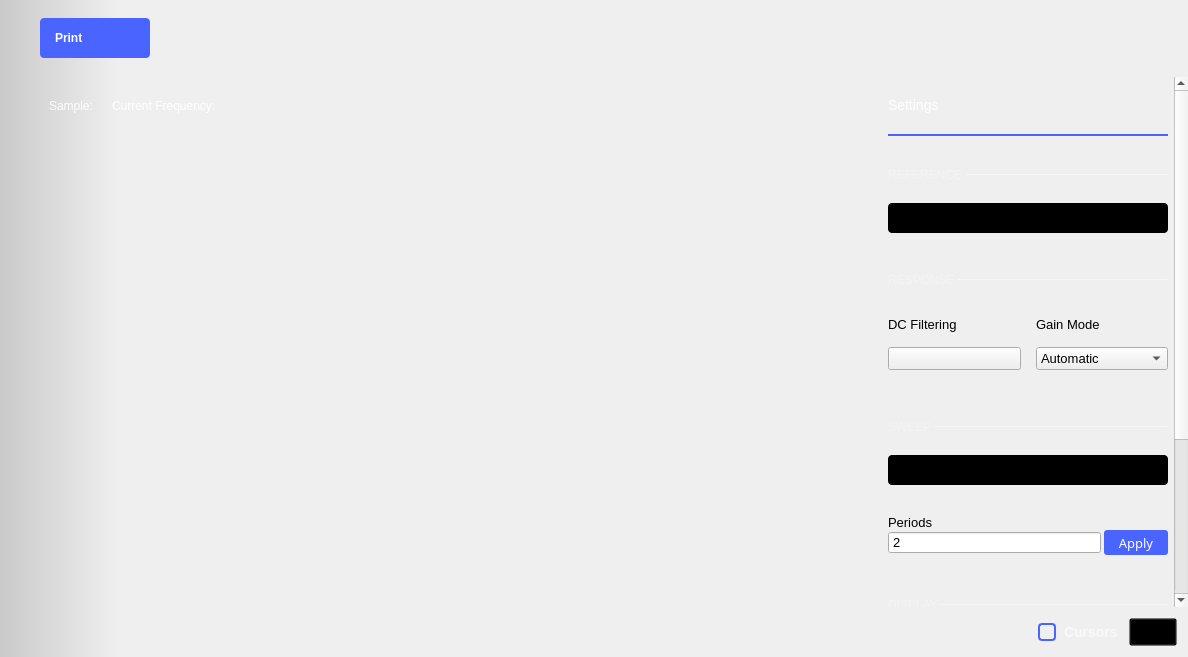
The window that ui/network_analyzer.ui (analogdevicesinc/scopy) describes before a commit, drawn with Qt 5.
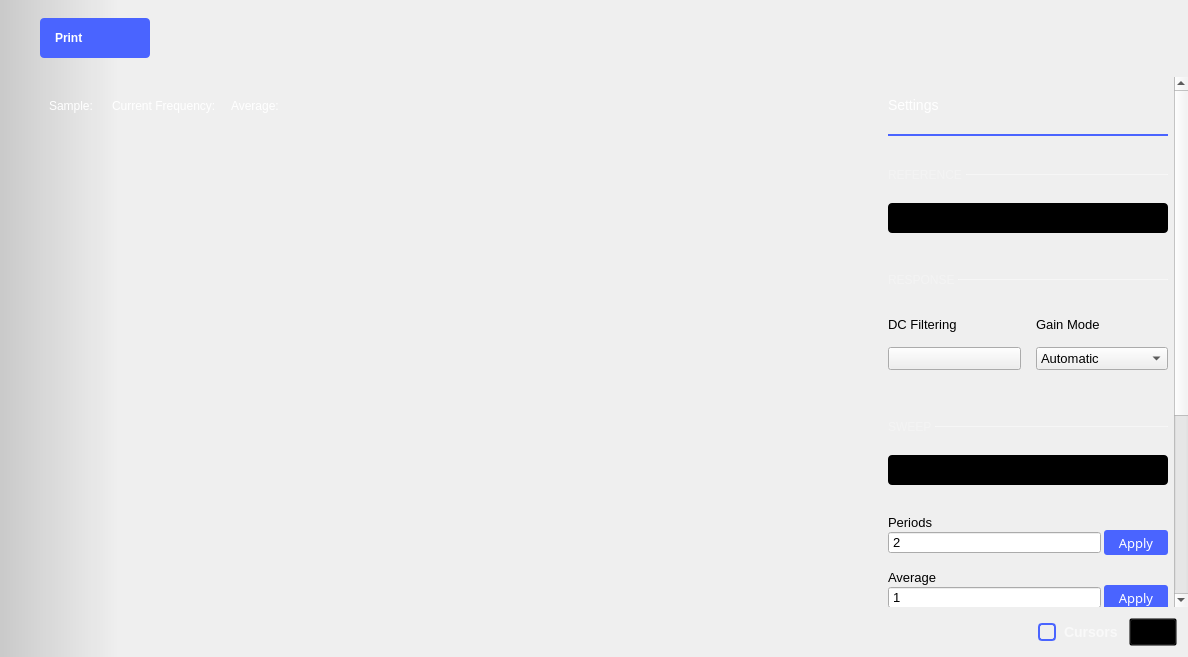
The same window after the commit. The open tabs and pages were chosen to show the change. Icons and pictures are not drawn. Custom widgets are drawn as their Qt base class.

Commit message: NetworkAnalyzer: Add a spinbox to control the averaging number for captures.

Patch:
```diff
--- a/ui/network_analyzer.ui
+++ b/ui/network_analyzer.ui
@@ -470,6 +470,22 @@
                         </property>
                        </spacer>
                       </item>
+                      <item row="0" column="3">
+                       <widget class="QLabel" name="currentAverageLabel">
+                        <property name="sizePolicy">
+                         <sizepolicy hsizetype="Fixed" vsizetype="Fixed">
+                          <horstretch>0</horstretch>
+                          <verstretch>0</verstretch>
+                         </sizepolicy>
+                        </property>
+                        <property name="styleSheet">
+                         <string notr="true">color:white;</string>
+                        </property>
+                        <property name="text">
+                         <string>Average: </string>
+                        </property>
+                       </widget>
+                      </item>
                      </layout>
                     </item>
                    </layout>
@@ -1496,6 +1512,103 @@
                          </layout>
                         </widget>
                        </item>
+                       <item row="4" column="0" colspan="2">
+                        <layout class="QGridLayout" name="sweepAverageLayout">
+                         <property name="topMargin">
+                          <number>0</number>
+                         </property>
+                         <property name="bottomMargin">
+                          <number>0</number>
+                         </property>
+                         <property name="horizontalSpacing">
+                          <number>3</number>
+                         </property>
+                         <property name="verticalSpacing">
+                          <number>0</number>
+                         </property>
+                         <item row="1" column="0">
+                          <widget class="QSpinBox" name="spinBox_averaging">
+                           <property name="styleSheet">
+                            <string notr="true">font-size: 14px;
+height:24px;
+color: white;
+border: 0px;
+border-bottom: 1px solid rgba(255,255,255,100);
+
+
+QSpinBox[invalid=true] {
+border-color: red;
+}
+QSpinBox[valid=true] {
+border-color: green;
+}</string>
+                           </property>
+                           <property name="buttonSymbols">
+                            <enum>QAbstractSpinBox::NoButtons</enum>
+                           </property>
+                           <property name="minimum">
+                            <number>1</number>
+                           </property>
+                           <property name="maximum">
+                            <number>1000000</number>
+                           </property>
+                          </widget>
+                         </item>
+                         <item row="0" column="0">
+                          <widget class="QLabel" name="lblAveraging">
+                           <property name="text">
+                            <string>Average</string>
+                           </property>
+                          </widget>
+                         </item>
+                         <item row="1" column="1">
+                          <widget class="QPushButton" name="btnApplyAverage">
+                           <property name="sizePolicy">
+                            <sizepolicy hsizetype="Fixed" vsizetype="Fixed">
+                             <horstretch>0</horstretch>
+                             <verstretch>0</verstretch>
+                            </sizepolicy>
+                           </property>
+                           <property name="minimumSize">
+                            <size>
+                             <width>64</width>
+                             <height>25</height>
+                            </size>
+                           </property>
+                           <property name="styleSheet">
+                            <string notr="true">QPushButton {
+color: white;
+background-color: #4a64ff;
+font-family:  14pt;
+border-width: 0px;
+border-radius: 3px;
+min-width: 64px;
+}
+QPushButton:disabled {
+background-color: grey;
+}
+QPushButton:pressed {
+background-color: #F45000;
+}
+
+QPushButton:enabled:!pressed { background-color: #4a64ff; }
+QPushButton[valid=true]:enabled:!pressed { background-color: #4a64ff; }
+QPushButton[invalid=true]:enabled:!pressed { background-color: #4a64ff; }
+QPushButton:pressed {
+background-color: #4a64ff;
+}
+QPushButton:hover
+{
+	 background-color: #4a34ff;
+}</string>
+                           </property>
+                           <property name="text">
+                            <string>Apply</string>
+                           </property>
+                          </widget>
+                         </item>
+                        </layout>
+                       </item>
                        <item row="3" column="0" colspan="2">
                         <layout class="QGridLayout" name="sweepPeriodLayout">
                          <property name="bottomMargin">
```
The commit also changes 2 other files.
